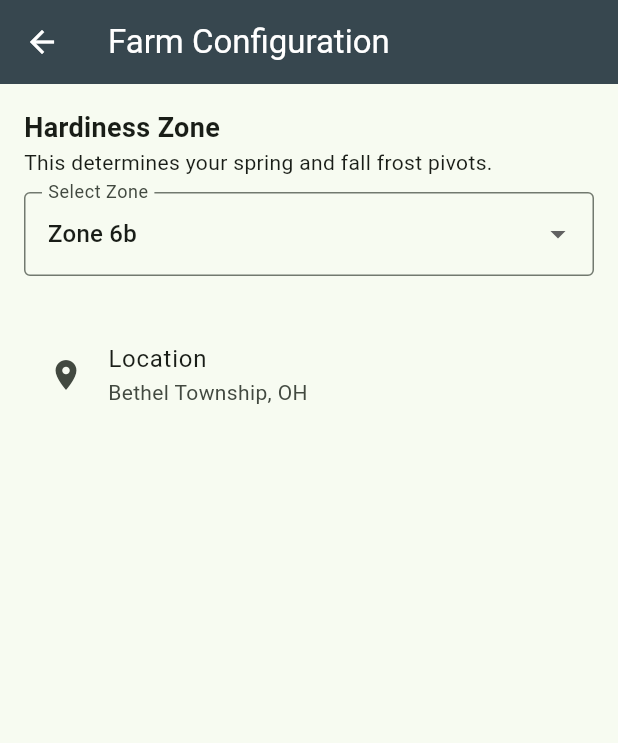
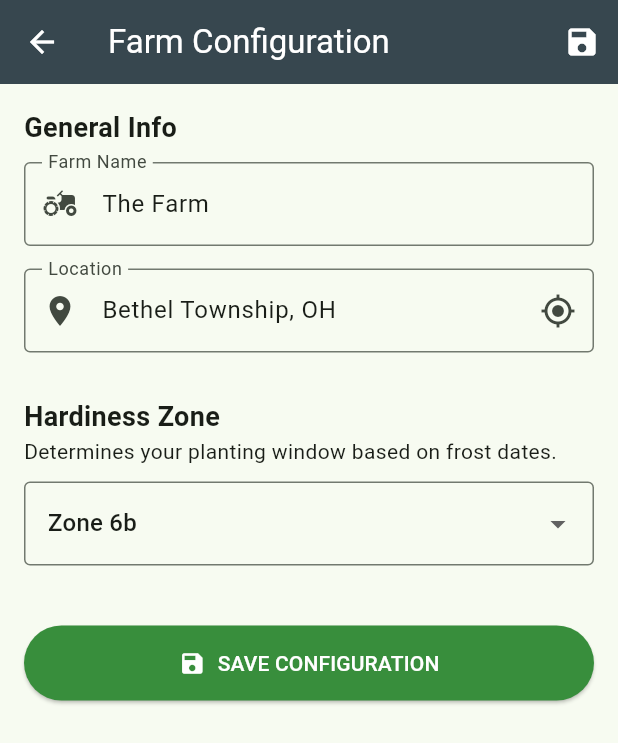
Before and after one commit to brandonifco/farming_app, a Flutter app: the screen it shows after launch, scrolled down 576 dp, after a tap on the "settings" icon, on a phone screen of 412 x 824 dp. Shown: the top 743 px of the screen. Run offline on Flutter 3.47's test engine with Material 3 defaults, Android fonts, the phone set to English and light mode, and no system bars; our stand-ins replace geocoding, geolocator, shared_preferences; network calls fail.

Commit message:
geolocation and farm name added to settings view

```diff
--- a/lib/views/settings_view.dart
+++ b/lib/views/settings_view.dart
@@ -1,7 +1,9 @@
 import '../services/config_service.dart';
 import 'package:flutter/material.dart';
-import 'dart:convert'; // Provides the 'json' decoder
-import 'package:flutter/services.dart'; // Provides 'rootBundle'
+import 'dart:convert';
+import 'package:flutter/services.dart';
+import 'package:geolocator/geolocator.dart';
+import 'package:geocoding/geocoding.dart';
 
 class SettingsView extends StatefulWidget {
   const SettingsView({super.key});
@@ -11,22 +13,96 @@ class SettingsView extends StatefulWidget {
 }
 
 class _SettingsViewState extends State<SettingsView> {
-  // Common Ohio/Midwest zones as a starting point
+  final ConfigService _configService = ConfigService();
+
+  // Controllers for text input
+  final TextEditingController _nameController = TextEditingController();
+  final TextEditingController _locationController = TextEditingController();
+
   final List<String> _zones = ['5a', '5b', '6a', '6b', '7a', '7b'];
-  String _selectedZone = '6b'; // Default to your current zone
-  final ConfigService _configService = ConfigService();
+  String _selectedZone = '6b';
 
   @override
   void initState() {
     super.initState();
-    _loadCurrentZone();
+    _loadCurrentConfig();
   }
 
-  Future<void> _loadCurrentZone() async {
+  Future<void> _getCurrentGPSLocation() async {
+    bool serviceEnabled;
+    LocationPermission permission;
+
+    // 1. Check if location services are enabled
+    serviceEnabled = await Geolocator.isLocationServiceEnabled();
+    if (!serviceEnabled) return;
+
+    // 2. Handle Permissions
+    permission = await Geolocator.checkPermission();
+    if (permission == LocationPermission.denied) {
+      permission = await Geolocator.requestPermission();
+      if (permission == LocationPermission.denied) return;
+    }
+
+    // 3. Get Coordinates
+    Position position = await Geolocator.getCurrentPosition();
+
+    // 4. Reverse Geocode (Lat/Lon -> City Name)
+    List<Placemark> placemarks = await placemarkFromCoordinates(
+      position.latitude,
+      position.longitude,
+    );
+
+    if (placemarks.isNotEmpty) {
+      Placemark place = placemarks[0];
+      setState(() {
+        _locationController.text =
+            "${place.locality}, ${place.administrativeArea}";
+      });
+    }
+  }
+
+  // Load all data into controllers and dropdown
+  Future<void> _loadCurrentConfig() async {
     final config = await _configService.loadConfig();
     setState(() {
-      _selectedZone = config['hardinessZone'];
+      _selectedZone = config['hardinessZone'] ?? '6b';
+      _nameController.text = config['farmName'] ?? 'The Farm';
+      _locationController.text = config['location'] ?? 'Bethel Township, OH';
     });
+  }
+
+  // Centralized Save Function
+  Future<void> _saveAllConfig() async {
+    // 1. Load the zone lookup table
+    final String zoneDataString = await rootBundle.loadString(
+      'assets/zones.json',
+    );
+    final Map<String, dynamic> zoneMap = json.decode(zoneDataString);
+
+    // 2. Build the new config map
+    final Map<String, dynamic> newConfig = {
+      'farmName': _nameController.text,
+      'location': _locationController.text,
+      'hardinessZone': _selectedZone,
+      'lastFrostDate': zoneMap[_selectedZone]['lastFrost'],
+      'firstFrostDate': zoneMap[_selectedZone]['firstFrost'],
+    };
+
+    // 3. Save to local storage
+    await _configService.saveConfig(newConfig);
+
+    if (mounted) {
+      ScaffoldMessenger.of(context).showSnackBar(
+        const SnackBar(content: Text("Farm Configuration Saved!")),
+      );
+    }
+  }
+
+  @override
+  void dispose() {
+    _nameController.dispose();
+    _locationController.dispose();
+    super.dispose();
   }
 
   @override
@@ -36,54 +112,74 @@ class _SettingsViewState extends State<SettingsView> {
         title: const Text('Farm Configuration'),
         backgroundColor: Colors.blueGrey[800],
         foregroundColor: Colors.white,
+        actions: [
+          IconButton(icon: const Icon(Icons.save), onPressed: _saveAllConfig),
+        ],
       ),
       body: ListView(
         padding: const EdgeInsets.all(16),
         children: [
+          // --- SECTION 1: IDENTITY ---
+          const Text(
+            "General Info",
+            style: TextStyle(fontSize: 18, fontWeight: FontWeight.bold),
+          ),
+          const SizedBox(height: 10),
+          TextField(
+            controller: _nameController,
+            decoration: const InputDecoration(
+              labelText: "Farm Name",
+              border: OutlineInputBorder(),
+              prefixIcon: Icon(Icons.agriculture),
+            ),
+          ),
+          const SizedBox(height: 15),
+          TextField(
+            controller: _locationController,
+            decoration: InputDecoration(
+              labelText: "Location",
+              border: const OutlineInputBorder(),
+              prefixIcon: const Icon(Icons.location_on),
+              // ADD THIS SUFFIX ICON:
+              suffixIcon: IconButton(
+                icon: const Icon(Icons.my_location),
+                onPressed: _getCurrentGPSLocation,
+                tooltip: "Get current location",
+              ),
+            ),
+          ),
+          const SizedBox(height: 30),
+
+          // --- SECTION 2: CLIMATE ---
           const Text(
             "Hardiness Zone",
             style: TextStyle(fontSize: 18, fontWeight: FontWeight.bold),
           ),
-          const Text("This determines your spring and fall frost pivots."),
+          const Text("Determines your planting window based on frost dates."),
           const SizedBox(height: 10),
           DropdownButtonFormField<String>(
             value: _selectedZone,
-            decoration: const InputDecoration(
-              border: OutlineInputBorder(),
-              labelText: "Select Zone",
-            ),
+            decoration: const InputDecoration(border: OutlineInputBorder()),
             items: _zones.map((zone) {
               return DropdownMenuItem(value: zone, child: Text("Zone $zone"));
             }).toList(),
-            onChanged: (value) async {
-            setState(() { _selectedZone = value!; });
-
-            // 1. Load the zone lookup table from assets
-            final String zoneDataString = await rootBundle.loadString('assets/zones.json');
-            final Map<String, dynamic> zoneMap = json.decode(zoneDataString);
-
-            // 2. Load your current personalized farm config
-            final service = ConfigService();
-            final config = await service.loadConfig();
-
-            // 3. Update config with the new zone's data
-            config['hardinessZone'] = value;
-            config['lastFrostDate'] = zoneMap[value]['lastFrost'];
-            config['firstFrostDate'] = zoneMap[value]['firstFrost'];
-
-            // 4. Save the updated config to local storage
-            await service.saveConfig(config);
-
-            ScaffoldMessenger.of(context).showSnackBar(
-                SnackBar(content: Text("Updated to Zone $value. Spring Pivot: ${config['lastFrostDate']}")),
-            );
+            onChanged: (value) {
+              setState(() {
+                _selectedZone = value!;
+              });
             },
           ),
-          const SizedBox(height: 30),
-          const ListTile(
-            leading: Icon(Icons.location_on),
-            title: Text("Location"),
-            subtitle: Text("Bethel Township, OH"),
+          const SizedBox(height: 40),
+
+          ElevatedButton.icon(
+            onPressed: _saveAllConfig,
+            icon: const Icon(Icons.save),
+            label: const Text("SAVE CONFIGURATION"),
+            style: ElevatedButton.styleFrom(
+              backgroundColor: Colors.green[700],
+              foregroundColor: Colors.white,
+              padding: const EdgeInsets.symmetric(vertical: 15),
+            ),
           ),
         ],
       ),
--- a/pubspec.yaml
+++ b/pubspec.yaml
@@ -38,6 +38,8 @@ dependencies:
   shared_preferences: ^2.5.5
   intl: ^0.20.2
   http: ^1.6.0
+  geolocator: ^14.0.2
+  geocoding: ^4.0.0
 
 dev_dependencies:
   flutter_test:
```
Also changed, not shown: pubspec.lock.
